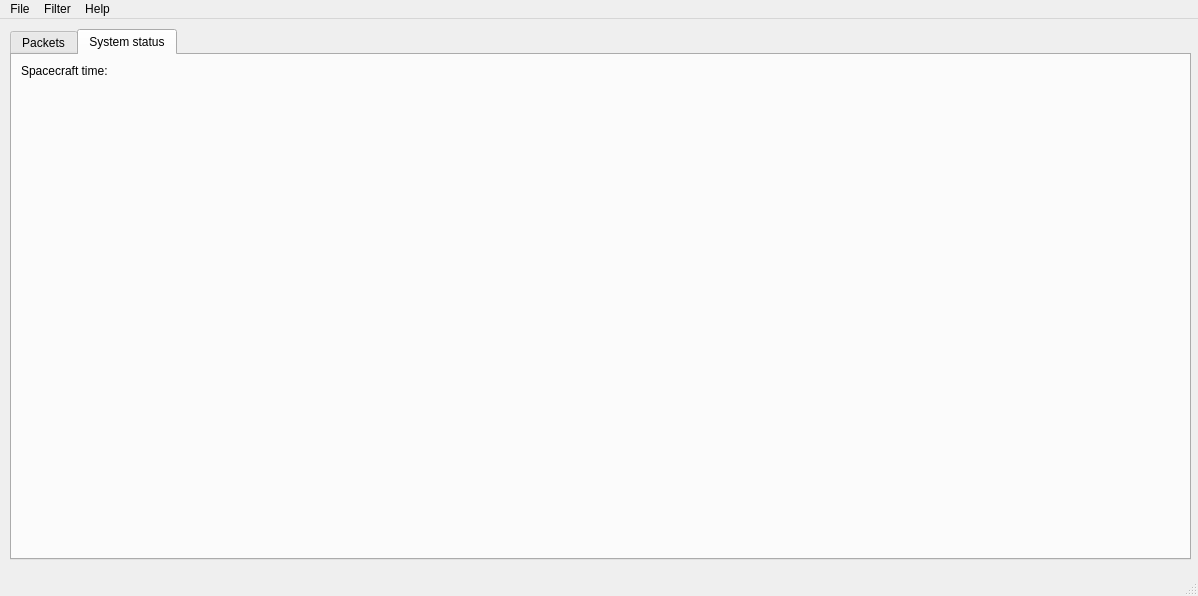
The window that app/Views/Views_Ui/Ui_Files/MainView.ui (ESROCOS/tools-pusconsole) describes before a commit, drawn with Qt 5.
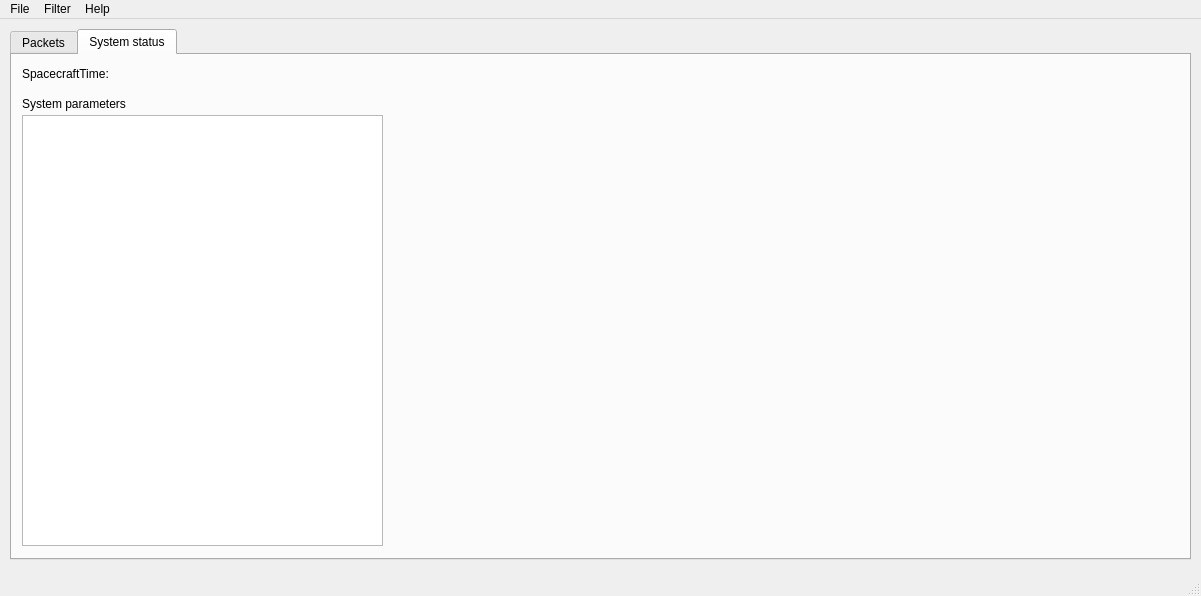
The same window after the commit. Icons and pictures are not drawn.

Commit message: st03 parameters added

Patch:
```diff
--- a/app/Views/Views_Ui/Ui_Files/MainView.ui
+++ b/app/Views/Views_Ui/Ui_Files/MainView.ui
@@ -6,7 +6,7 @@
    <rect>
     <x>0</x>
     <y>0</y>
-    <width>1198</width>
+    <width>1201</width>
     <height>596</height>
    </rect>
   </property>
@@ -107,15 +107,42 @@
      <attribute name="title">
       <string>System status</string>
      </attribute>
-     <layout class="QFormLayout" name="formLayout">
-      <item row="0" column="0">
-       <widget class="QLabel" name="spacecraftTimeLbl">
-        <property name="text">
-         <string>Spacecraft time:</string>
-        </property>
-       </widget>
-      </item>
-     </layout>
+     <widget class="QListWidget" name="paramsList">
+      <property name="geometry">
+       <rect>
+        <x>10</x>
+        <y>60</y>
+        <width>361</width>
+        <height>431</height>
+       </rect>
+      </property>
+     </widget>
+     <widget class="QLabel" name="spacecraftTimeLbl">
+      <property name="geometry">
+       <rect>
+        <x>10</x>
+        <y>10</y>
+        <width>121</width>
+        <height>17</height>
+       </rect>
+      </property>
+      <property name="text">
+       <string>SpacecraftTime:</string>
+      </property>
+     </widget>
+     <widget class="QLabel" name="label_4">
+      <property name="geometry">
+       <rect>
+        <x>10</x>
+        <y>40</y>
+        <width>141</width>
+        <height>17</height>
+       </rect>
+      </property>
+      <property name="text">
+       <string>System parameters</string>
+      </property>
+     </widget>
     </widget>
    </widget>
   </widget>
@@ -124,7 +151,7 @@
     <rect>
      <x>0</x>
      <y>0</y>
-     <width>1198</width>
+     <width>1201</width>
      <height>25</height>
     </rect>
    </property>
```
The commit also changes 11 other files.
